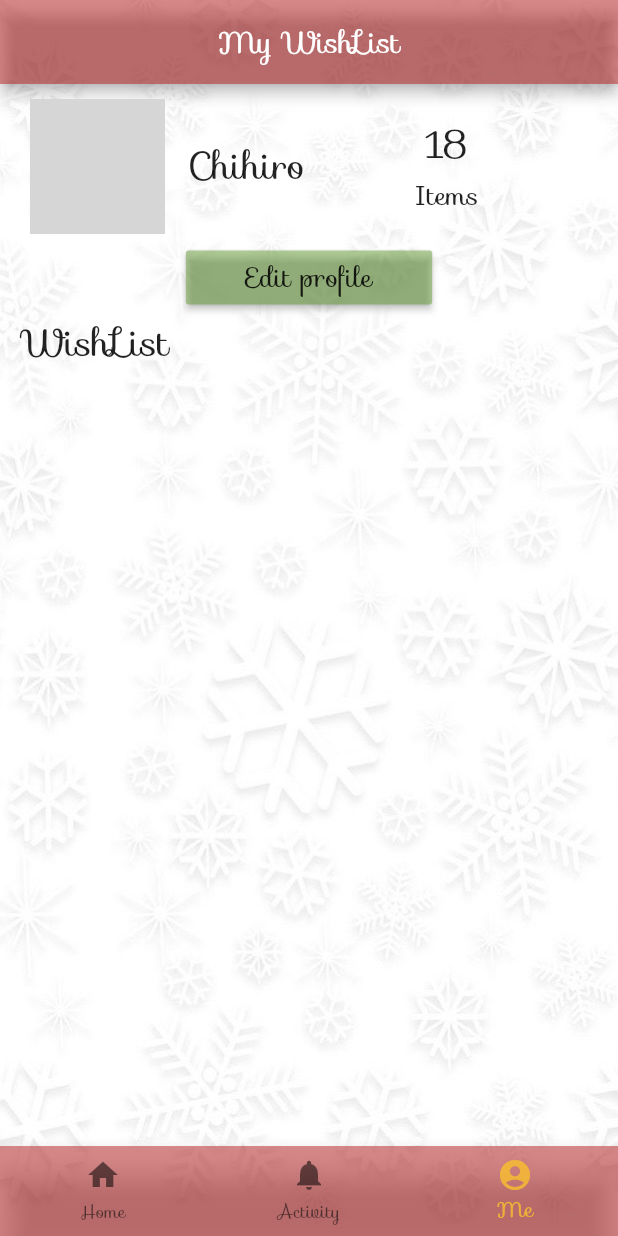
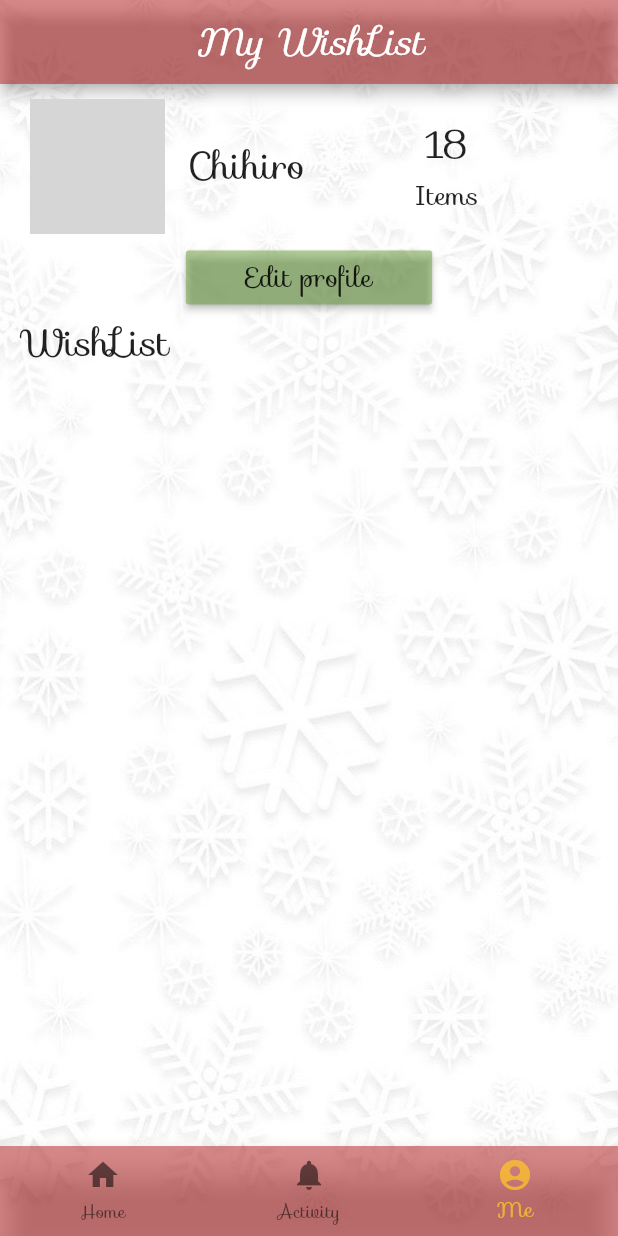
Before and after one commit to cdavis-n/wishlist-app, a Flutter app: the screen it shows after launch, item 3 of the bottom bar chosen, on a phone screen of 412 x 824 dp. Run offline on Flutter 3.47's test engine with Material 2 defaults, Android fonts, the phone set to English and light mode, and no system bars; grey boxes are pictures that could not be loaded.

Commit message:
ui_branch_1

```diff
--- a/lib/ui/MyPage.dart
+++ b/lib/ui/MyPage.dart
@@ -1,3 +1,4 @@
+import 'package:final_app/ui/SelectPhoto.dart';
 import 'package:flutter/material.dart';
 
 class MyPage extends StatefulWidget {
@@ -13,7 +14,7 @@ class _MyPageState extends State<MyPage> {
     return Scaffold(
       backgroundColor: Colors.transparent,
       appBar: AppBar(
-        title: Text('My WishList'),
+        title: Text('My WishList', style: Theme.of(context).textTheme.headline1),
         centerTitle: true,
         backgroundColor: Theme.of(context).primaryColor.withOpacity(0.5),
       ),
@@ -28,7 +29,9 @@ class _MyPageState extends State<MyPage> {
               color: Theme.of(context).accentColor.withOpacity(0.5),
               child: Text('Edit profile',
                 style: Theme.of(context).textTheme.bodyText1,),
-              onPressed: (){},
+              onPressed: () => Navigator
+                  .push(context, MaterialPageRoute(
+                  builder: (context) => SelectPhoto()))
             ),
             Align(
               alignment: Alignment.topLeft,
@@ -73,4 +76,5 @@ class _MyPageState extends State<MyPage> {
       ),
     );
   }
+
 }
```
